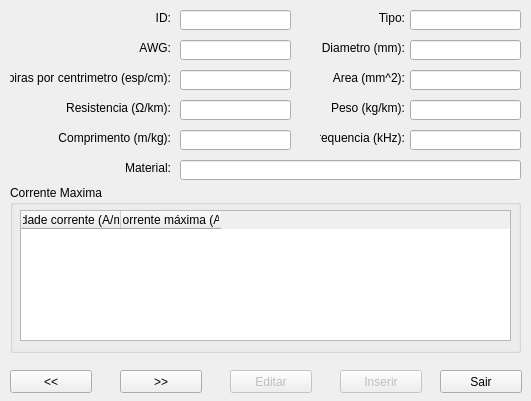
KyryIx/Helena, file windows/windowwire.ui: the form before one commit.
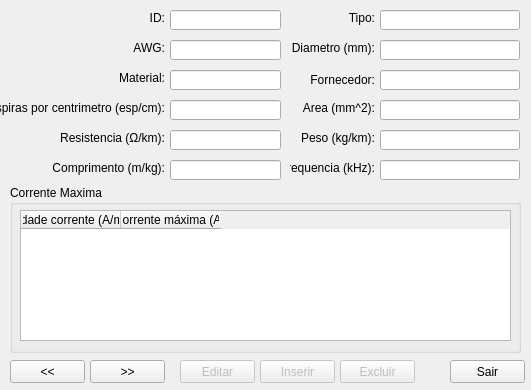
The form after the commit. Icons and pictures are not drawn.

Patch:
```diff
--- a/windows/windowwire.ui
+++ b/windows/windowwire.ui
@@ -7,19 +7,19 @@
     <x>0</x>
     <y>0</y>
     <width>531</width>
-    <height>401</height>
+    <height>390</height>
    </rect>
   </property>
   <property name="minimumSize">
    <size>
     <width>531</width>
-    <height>401</height>
+    <height>390</height>
    </size>
   </property>
   <property name="maximumSize">
    <size>
     <width>531</width>
-    <height>401</height>
+    <height>390</height>
    </size>
   </property>
   <property name="windowTitle">
@@ -32,9 +32,9 @@
   <widget class="QLabel" name="label_id">
    <property name="geometry">
     <rect>
-     <x>10</x>
+     <x>0</x>
      <y>10</y>
-     <width>161</width>
+     <width>165</width>
      <height>16</height>
     </rect>
    </property>
@@ -48,8 +48,8 @@
   <widget class="QLineEdit" name="lineEdit_length">
    <property name="geometry">
     <rect>
-     <x>180</x>
-     <y>130</y>
+     <x>170</x>
+     <y>160</y>
      <width>111</width>
      <height>20</height>
     </rect>
@@ -58,7 +58,7 @@
   <widget class="QLineEdit" name="lineEdit_id">
    <property name="geometry">
     <rect>
-     <x>180</x>
+     <x>170</x>
      <y>10</y>
      <width>111</width>
      <height>20</height>
@@ -71,9 +71,9 @@
   <widget class="QLineEdit" name="lineEdit_type">
    <property name="geometry">
     <rect>
-     <x>410</x>
+     <x>380</x>
      <y>10</y>
-     <width>111</width>
+     <width>140</width>
      <height>20</height>
     </rect>
    </property>
@@ -81,9 +81,9 @@
   <widget class="QLineEdit" name="lineEdit_area">
    <property name="geometry">
     <rect>
-     <x>410</x>
-     <y>70</y>
-     <width>111</width>
+     <x>380</x>
+     <y>100</y>
+     <width>140</width>
      <height>20</height>
     </rect>
    </property>
@@ -91,8 +91,8 @@
   <widget class="QLabel" name="label_weight">
    <property name="geometry">
     <rect>
-     <x>320</x>
-     <y>100</y>
+     <x>290</x>
+     <y>130</y>
      <width>85</width>
      <height>16</height>
     </rect>
@@ -107,9 +107,9 @@
   <widget class="QLineEdit" name="lineEdit_weight">
    <property name="geometry">
     <rect>
-     <x>410</x>
-     <y>100</y>
-     <width>111</width>
+     <x>380</x>
+     <y>130</y>
+     <width>140</width>
      <height>20</height>
     </rect>
    </property>
@@ -117,9 +117,9 @@
   <widget class="QLabel" name="label_length">
    <property name="geometry">
     <rect>
-     <x>10</x>
-     <y>130</y>
-     <width>161</width>
+     <x>0</x>
+     <y>160</y>
+     <width>165</width>
      <height>16</height>
     </rect>
    </property>
@@ -133,9 +133,9 @@
   <widget class="QLabel" name="label_turnPerCm">
    <property name="geometry">
     <rect>
-     <x>10</x>
-     <y>70</y>
-     <width>161</width>
+     <x>0</x>
+     <y>100</y>
+     <width>165</width>
      <height>16</height>
     </rect>
    </property>
@@ -152,9 +152,9 @@
    </property>
    <property name="geometry">
     <rect>
-     <x>340</x>
-     <y>370</y>
-     <width>82</width>
+     <x>260</x>
+     <y>360</y>
+     <width>75</width>
      <height>23</height>
     </rect>
    </property>
@@ -166,8 +166,8 @@
    <property name="geometry">
     <rect>
      <x>10</x>
-     <y>370</y>
-     <width>82</width>
+     <y>360</y>
+     <width>75</width>
      <height>23</height>
     </rect>
    </property>
@@ -178,9 +178,9 @@
   <widget class="QLineEdit" name="lineEdit_frequency">
    <property name="geometry">
     <rect>
-     <x>410</x>
-     <y>130</y>
-     <width>111</width>
+     <x>380</x>
+     <y>160</y>
+     <width>140</width>
      <height>20</height>
     </rect>
    </property>
@@ -188,8 +188,8 @@
   <widget class="QLabel" name="label_area">
    <property name="geometry">
     <rect>
-     <x>320</x>
-     <y>70</y>
+     <x>290</x>
+     <y>100</y>
      <width>85</width>
      <height>16</height>
     </rect>
@@ -204,7 +204,7 @@
   <widget class="QLabel" name="label_diameter">
    <property name="geometry">
     <rect>
-     <x>320</x>
+     <x>290</x>
      <y>40</y>
      <width>85</width>
      <height>16</height>
@@ -220,9 +220,9 @@
   <widget class="QLabel" name="label_awg">
    <property name="geometry">
     <rect>
-     <x>10</x>
+     <x>0</x>
      <y>40</y>
-     <width>161</width>
+     <width>165</width>
      <height>16</height>
     </rect>
    </property>
@@ -236,7 +236,7 @@
   <widget class="QLineEdit" name="lineEdit_awg">
    <property name="geometry">
     <rect>
-     <x>180</x>
+     <x>170</x>
      <y>40</y>
      <width>111</width>
      <height>20</height>
@@ -249,9 +249,9 @@
    </property>
    <property name="geometry">
     <rect>
-     <x>230</x>
-     <y>370</y>
-     <width>82</width>
+     <x>180</x>
+     <y>360</y>
+     <width>75</width>
      <height>23</height>
     </rect>
    </property>
@@ -262,7 +262,7 @@
   <widget class="QLabel" name="label_type">
    <property name="geometry">
     <rect>
-     <x>320</x>
+     <x>290</x>
      <y>10</y>
      <width>85</width>
      <height>16</height>
@@ -278,9 +278,9 @@
   <widget class="QPushButton" name="pushButton_after">
    <property name="geometry">
     <rect>
-     <x>120</x>
-     <y>370</y>
-     <width>82</width>
+     <x>90</x>
+     <y>360</y>
+     <width>75</width>
      <height>23</height>
     </rect>
    </property>
@@ -291,9 +291,9 @@
   <widget class="QPushButton" name="pushButton_exit">
    <property name="geometry">
     <rect>
-     <x>440</x>
-     <y>370</y>
-     <width>82</width>
+     <x>450</x>
+     <y>360</y>
+     <width>75</width>
      <height>23</height>
     </rect>
    </property>
@@ -304,8 +304,8 @@
   <widget class="QLineEdit" name="lineEdit_resistance">
    <property name="geometry">
     <rect>
-     <x>180</x>
-     <y>100</y>
+     <x>170</x>
+     <y>130</y>
      <width>111</width>
      <height>20</height>
     </rect>
@@ -314,9 +314,9 @@
   <widget class="QLabel" name="label_resistance">
    <property name="geometry">
     <rect>
-     <x>10</x>
-     <y>100</y>
-     <width>161</width>
+     <x>0</x>
+     <y>130</y>
+     <width>165</width>
      <height>16</height>
     </rect>
    </property>
@@ -330,9 +330,9 @@
   <widget class="QLineEdit" name="lineEdit_diameter">
    <property name="geometry">
     <rect>
-     <x>410</x>
+     <x>380</x>
      <y>40</y>
-     <width>111</width>
+     <width>140</width>
      <height>20</height>
     </rect>
    </property>
@@ -353,8 +353,8 @@
   <widget class="QLabel" name="label_frequency">
    <property name="geometry">
     <rect>
-     <x>320</x>
-     <y>130</y>
+     <x>290</x>
+     <y>160</y>
      <width>85</width>
      <height>16</height>
     </rect>
@@ -369,8 +369,8 @@
   <widget class="QLineEdit" name="lineEdit_turnsPerCm">
    <property name="geometry">
     <rect>
-     <x>180</x>
-     <y>70</y>
+     <x>170</x>
+     <y>100</y>
      <width>111</width>
      <height>20</height>
     </rect>
@@ -379,9 +379,9 @@
   <widget class="QLabel" name="label_material">
    <property name="geometry">
     <rect>
-     <x>10</x>
-     <y>160</y>
-     <width>161</width>
+     <x>0</x>
+     <y>70</y>
+     <width>165</width>
      <height>16</height>
     </rect>
    </property>
@@ -395,9 +395,9 @@
   <widget class="QLineEdit" name="lineEdit_material">
    <property name="geometry">
     <rect>
-     <x>180</x>
-     <y>160</y>
-     <width>341</width>
+     <x>170</x>
+     <y>70</y>
+     <width>111</width>
      <height>20</height>
     </rect>
    </property>
@@ -422,6 +422,48 @@
     </property>
    </column>
   </widget>
+  <widget class="QLineEdit" name="lineEdit_provider">
+   <property name="geometry">
+    <rect>
+     <x>380</x>
+     <y>70</y>
+     <width>140</width>
+     <height>20</height>
+    </rect>
+   </property>
+  </widget>
+  <widget class="QLabel" name="label_provider">
+   <property name="geometry">
+    <rect>
+     <x>290</x>
+     <y>70</y>
+     <width>85</width>
+     <height>20</height>
+    </rect>
+   </property>
+   <property name="text">
+    <string>Fornecedor:</string>
+   </property>
+   <property name="alignment">
+    <set>Qt::AlignRight|Qt::AlignTrailing|Qt::AlignVCenter</set>
+   </property>
+  </widget>
+  <widget class="QPushButton" name="pushButton_delete">
+   <property name="enabled">
+    <bool>false</bool>
+   </property>
+   <property name="geometry">
+    <rect>
+     <x>340</x>
+     <y>360</y>
+     <width>75</width>
+     <height>23</height>
+    </rect>
+   </property>
+   <property name="text">
+    <string>Excluir</string>
+   </property>
+  </widget>
  </widget>
  <tabstops>
   <tabstop>lineEdit_id</tabstop>
```
